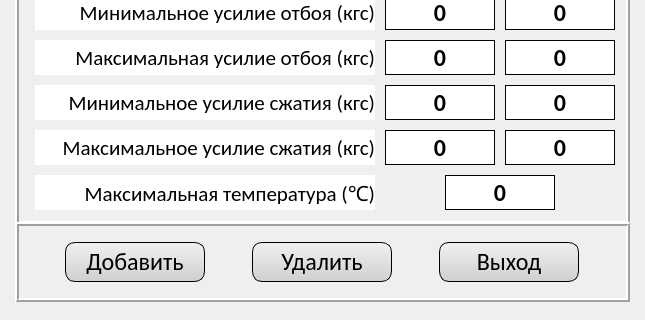
First picture: the form in ui/amorts_ui.ui, repository Skorikof/SPG-023MK, before the edit; both pictures show x 0 to 645 and y 345 to 665 of the 645 by 665 pixel window.
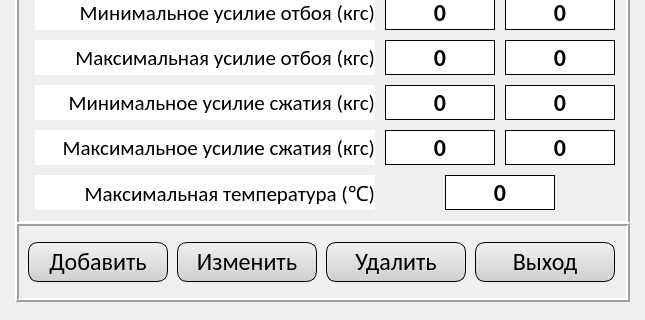
Second picture: the form after the edit.

```diff
--- a/ui/amorts_ui.ui
+++ b/ui/amorts_ui.ui
@@ -892,12 +892,21 @@
      <number>2</number>
     </property>
     <layout class="QHBoxLayout" name="horizontalLayout">
+     <property name="spacing">
+      <number>5</number>
+     </property>
      <property name="leftMargin">
       <number>5</number>
      </property>
+     <property name="topMargin">
+      <number>5</number>
+     </property>
      <property name="rightMargin">
       <number>5</number>
      </property>
+     <property name="bottomMargin">
+      <number>5</number>
+     </property>
      <item>
       <widget class="QPushButton" name="btn_add">
        <property name="minimumSize">
@@ -953,6 +962,61 @@
        </property>
       </widget>
      </item>
+     <item>
+      <widget class="QPushButton" name="btn_change">
+       <property name="minimumSize">
+        <size>
+         <width>140</width>
+         <height>40</height>
+        </size>
+       </property>
+       <property name="maximumSize">
+        <size>
+         <width>140</width>
+         <height>40</height>
+        </size>
+       </property>
+       <property name="font">
+        <font>
+         <family>Calibri</family>
+         <pointsize>18</pointsize>
+         <weight>50</weight>
+         <bold>false</bold>
+        </font>
+       </property>
+       <property name="styleSheet">
+        <string notr="true">QPushButton 
+{
+	color: rgb(0, 0, 0);
+	background-color: qlineargradient(spread:pad, x1:0.489, y1:0.0227273, x2:0.489, y2:1, stop:0 rgba(240, 240, 240, 255), stop:1 rgba(207, 207, 207, 255));
+
+	border: 1px rgb(0, 0, 0);
+	border-radius: 10px;
+
+	border-style: outset;
+
+	padding: 5px;
+}
+
+QPushButton:hover
+{
+	background-color: qlineargradient(spread:pad, x1:0.489, y1:0.0227273, x2:0.489, y2:1, stop:0 rgba(234, 246, 253, 255), stop:1 rgba(169, 219, 246, 255));
+	
+}
+	
+
+QPushButton:checked
+{
+	
+	background-color: rgb(0, 0, 255);
+	
+}</string>
+       </property>
+       <property name="text">
+        <string>Изменить</string>
+       </property>
+      </widget>
+     </item>
      <item>
       <widget class="QPushButton" name="btn_del">
        <property name="minimumSize">
```
